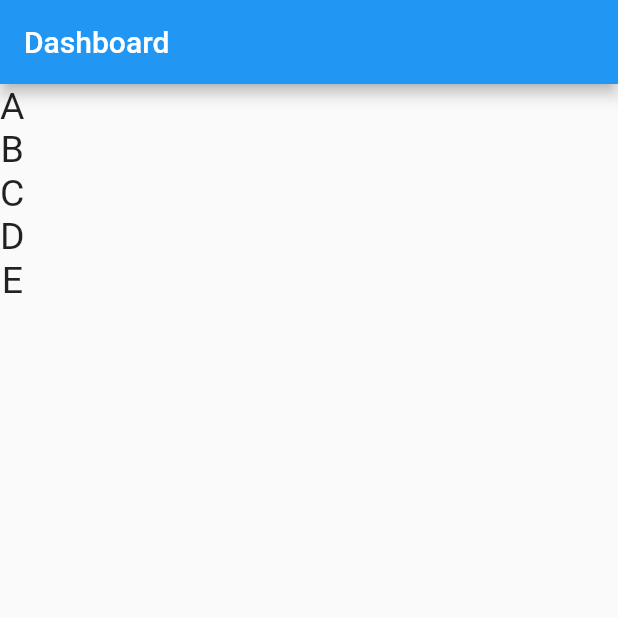
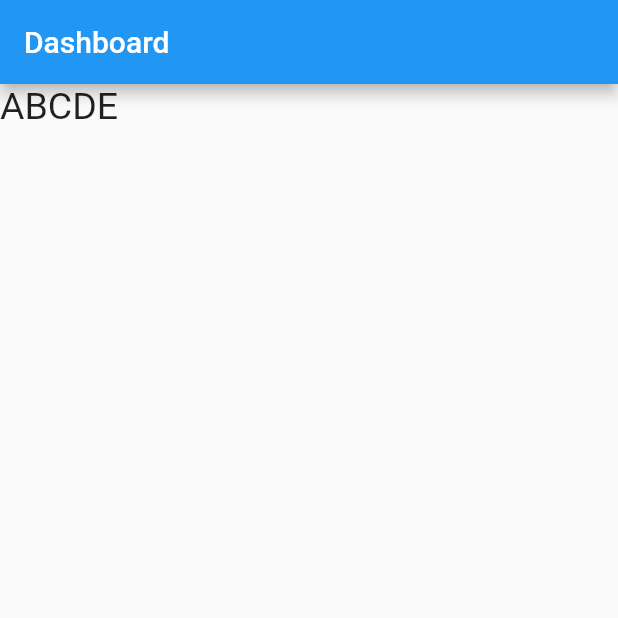
Before and after one commit to singhrishabh93/flutter_basics, a Flutter app: the screen it shows after launch, on a phone screen of 412 x 824 dp, the top half of it. Run offline on Flutter 3.47's test engine with Material 2 defaults, Android fonts, the light colour scheme and no system bars.

Commit message:
Rows in Dart

```diff
--- a/lib/main.dart
+++ b/lib/main.dart
@@ -24,7 +24,7 @@ class DashboardScreen extends StatelessWidget {
         appBar: AppBar(
           title: Text("Dashboard"),
         ),
-        body: Column( //columns
+        body: Row(
           children: [
             Text("A", style: TextStyle(fontSize: 25),),
             Text("B", style: TextStyle(fontSize: 25),),
```
